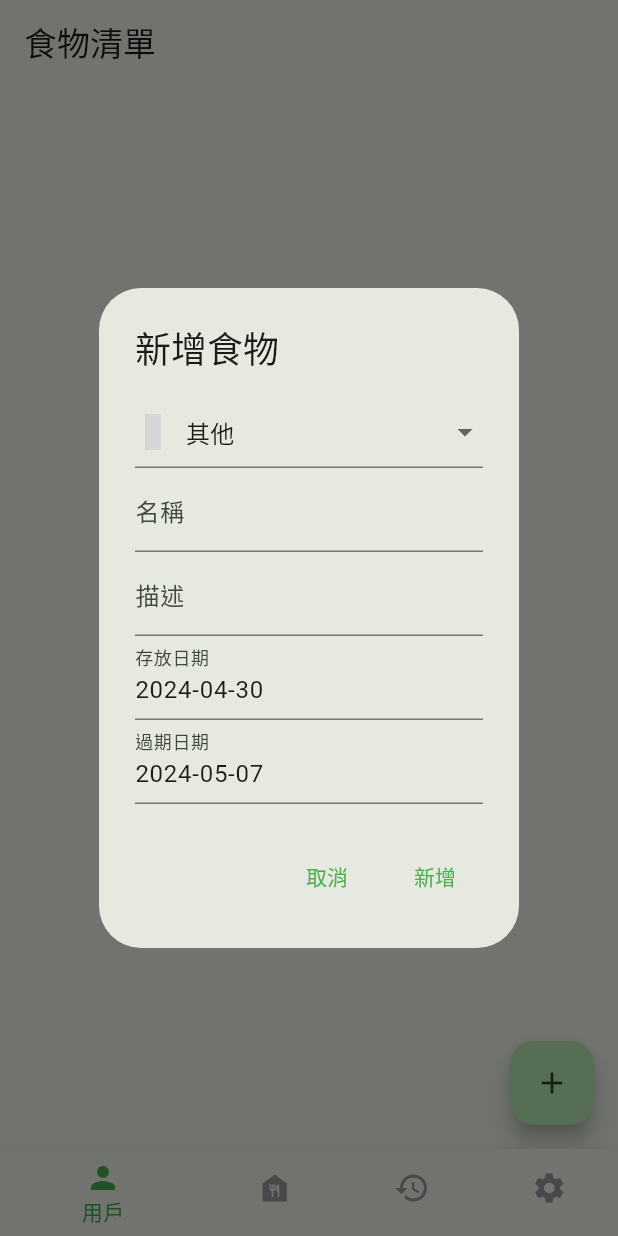
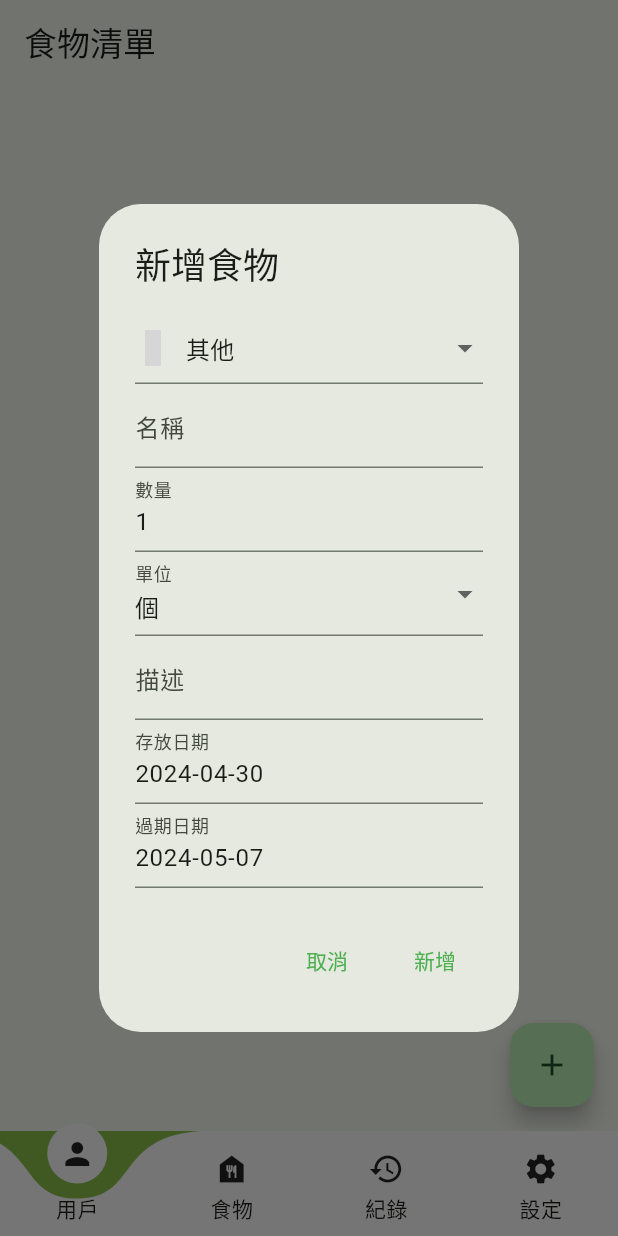
Before and after one commit to xeriom23823/Food-Savior, a Flutter app: the screen it shows after launch, after a tap on the "add" icon, on a phone screen of 412 x 824 dp. Run offline on Flutter 3.47's test engine with Material 3 defaults, Android fonts, the phone set to English and light mode, and no system bars; drawn by our look-alikes of curved_labeled_navigation_bar; our stand-ins replace equatable, flutter_bloc, flutter_slidable, material_design_icons_flutter, shared_preferences; grey boxes are pictures that could not be loaded.

Commit message:
feat: 新增動畫 NavigationBar 與優化食物清單
調整項目:
- 使用 curved_labeled_navigation_bar package
- 使用 flutter_slidable 取代 Gesture
- 新增 FoodItemStatus 的 expired 屬性以便後續功能實現
- FoodItem class 新增 Quantity 與 Unit，並實作相關 UI

```diff
--- a/lib/main.dart
+++ b/lib/main.dart
@@ -1,15 +1,22 @@
+import 'package:curved_labeled_navigation_bar/curved_navigation_bar.dart';
+import 'package:curved_labeled_navigation_bar/curved_navigation_bar_item.dart';
 import 'package:flutter/material.dart';
 import 'package:flutter/services.dart';
 import 'package:flutter_bloc/flutter_bloc.dart';
 import 'package:flutter_localizations/flutter_localizations.dart';
 import 'package:food_savior/bloc/food_item_list_bloc.dart';
 import 'package:food_savior/bloc/used_food_item_list_bloc.dart';
-import 'package:food_savior/models/food_item.dart';
 import 'package:food_savior/pages/food_item_list_page.dart';
 import 'package:food_savior/pages/used_food_item_list_page.dart';
 
 void main() {
   WidgetsFlutterBinding.ensureInitialized();
+  // if (kDebugMode) {
+  //   SharedPreferences.getInstance().then((prefs) {
+  //     prefs.clear();
+  //   });
+  // }
+
   runApp(const FoodSavior());
   SystemChrome.setPreferredOrientations([DeviceOrientation.portraitUp])
       .then((_) {
@@ -25,6 +32,7 @@ class FoodSavior extends StatefulWidget {
 }
 
 class _FoodSaviorState extends State<FoodSavior> {
+  final _pageController = PageController();
   int _pageIndex = 1;
 
   final List<Widget> _pages = const [
@@ -67,27 +75,32 @@ class _FoodSaviorState extends State<FoodSavior> {
           useMaterial3: true,
         ),
         home: Scaffold(
-          body: _pages[_pageIndex],
-          bottomNavigationBar: BottomNavigationBar(
-            unselectedItemColor: Colors.grey,
-            selectedItemColor: Colors.green,
-            currentIndex: _pageIndex,
+          body: PageView(
+            controller: _pageController,
+            onPageChanged: null,
+            physics: const NeverScrollableScrollPhysics(),
+            children: _pages,
+          ),
+          bottomNavigationBar: CurvedNavigationBar(
+            backgroundColor: Colors.lightGreen,
+            index: _pageIndex,
+            animationDuration: const Duration(milliseconds: 500),
             onTap: _onTabTapped,
             items: const [
-              BottomNavigationBarItem(
-                icon: Icon(Icons.person),
+              CurvedNavigationBarItem(
+                child: Icon(Icons.person),
                 label: '用戶',
               ),
-              BottomNavigationBarItem(
-                icon: Icon(Icons.food_bank),
+              CurvedNavigationBarItem(
+                child: Icon(Icons.food_bank),
                 label: '食物',
               ),
-              BottomNavigationBarItem(
-                icon: Icon(Icons.history),
+              CurvedNavigationBarItem(
+                child: Icon(Icons.history),
                 label: '紀錄',
               ),
-              BottomNavigationBarItem(
-                icon: Icon(Icons.settings),
+              CurvedNavigationBarItem(
+                child: Icon(Icons.settings),
                 label: '設定',
               ),
             ],
@@ -98,8 +111,10 @@ class _FoodSaviorState extends State<FoodSavior> {
   }
 
   void _onTabTapped(int index) {
-    setState(() {
-      _pageIndex = index;
-    });
+    _pageController.animateToPage(
+      index,
+      duration: const Duration(milliseconds: 500),
+      curve: Curves.easeInOut,
+    );
   }
 }
--- a/lib/models/food_item.dart
+++ b/lib/models/food_item.dart
@@ -73,7 +73,7 @@ extension FoodItemTypeExtension on FoodItemType {
   }
 }
 
-enum FoodItemStatus { fresh, nearExpired, consumed, wasted }
+enum FoodItemStatus { fresh, nearExpired, expired, consumed, wasted }
 
 extension FoodItemStatusExtension on FoodItemStatus {
   Color get color {
@@ -82,8 +82,33 @@ extension FoodItemStatusExtension on FoodItemStatus {
         return Colors.green;
       case FoodItemStatus.nearExpired:
         return Colors.orange;
+      case FoodItemStatus.expired:
+        return Colors.red;
+      case FoodItemStatus.consumed:
+        return Colors.blue;
+      case FoodItemStatus.wasted:
+        return Colors.grey;
       default:
         return Colors.red;
+    }
+  }
+}
+
+enum Unit { gram, kilogram, milliliter, liter, piece }
+
+extension UnitExtension on Unit {
+  String get name {
+    switch (this) {
+      case Unit.gram:
+        return '公克';
+      case Unit.kilogram:
+        return '公斤';
+      case Unit.milliliter:
+        return '毫升';
+      case Unit.liter:
+        return '公升';
+      case Unit.piece:
+        return '個';
     }
   }
 }
@@ -92,6 +117,8 @@ class FoodItem {
   final String name;
   final FoodItemType type;
   final FoodItemStatus status;
+  final double quantity;
+  final Unit unit;
   final String description;
   final DateTime storageDate;
   final DateTime expirationDate;
@@ -100,6 +127,8 @@ class FoodItem {
       {required this.name,
       required this.type,
       required this.status,
+      required this.quantity,
+      required this.unit,
       required this.description,
       required this.storageDate,
       required this.expirationDate});
@@ -108,17 +137,38 @@ class FoodItem {
     String? name,
     FoodItemType? type,
     FoodItemStatus? status,
+    double? quantity,
+    Unit? unit,
     String? description,
     DateTime? storageDate,
     DateTime? expirationDate,
   }) {
     return FoodItem(
-        name: name ?? this.name,
-        type: type ?? this.type,
-        status: status ?? this.status,
-        description: description ?? this.description,
-        storageDate: storageDate ?? this.storageDate,
-        expirationDate: expirationDate ?? this.expirationDate);
+      name: name ?? this.name,
+      type: type ?? this.type,
+      status: status ?? this.status,
+      quantity: quantity ?? this.quantity,
+      unit: unit ?? this.unit,
+      description: description ?? this.description,
+      storageDate: storageDate ?? this.storageDate,
+      expirationDate: expirationDate ?? this.expirationDate,
+    );
+  }
+
+  // 顯示食物的數量與單位
+  String get quantityWithUnit {
+    switch (unit) {
+      case Unit.gram:
+        return '${quantity.toStringAsFixed(0)} ${unit.name}';
+      case Unit.kilogram:
+        return '${quantity.toStringAsFixed(1)} ${unit.name}';
+      case Unit.milliliter:
+        return '${quantity.toStringAsFixed(0)} ${unit.name}';
+      case Unit.liter:
+        return '${quantity.toStringAsFixed(1)} ${unit.name}';
+      case Unit.piece:
+        return '${quantity.toInt()} ${unit.name}';
+    }
   }
 
   @override
@@ -141,11 +191,15 @@ class FoodItem {
   }
 
   UsedFoodItem toUsedFoodItem(
-      {required FoodItemStatus usedStatus, required DateTime usedDate}) {
+      {required FoodItemStatus usedStatus,
+      required DateTime usedDate,
+      required double usedQuantity}) {
     return UsedFoodItem(
         name: name,
         type: type,
         status: usedStatus,
+        quantity: usedQuantity,
+        unit: unit,
         description: description,
         storageDate: storageDate,
         expirationDate: expirationDate,
@@ -157,6 +211,8 @@ class FoodItem {
         'name': name,
         'type': type.toString(),
         'status': status.toString(),
+        'quantity': quantity,
+        'unit': unit.toString(),
         'description': description,
         'storageDate': storageDate.toIso8601String(),
         'expirationDate': expirationDate.toIso8601String(),
@@ -173,6 +229,10 @@ class FoodItem {
       status: FoodItemStatus.values.firstWhere(
         (e) => e.toString() == data['status'],
       ),
+      quantity: data['quantity'],
+      unit: Unit.values.firstWhere(
+        (e) => e.toString() == data['unit'],
+      ),
       description: data['description'],
       storageDate: DateTime.parse(data['storageDate']),
       expirationDate: DateTime.parse(data['expirationDate']),
@@ -187,6 +247,8 @@ class UsedFoodItem extends FoodItem {
       {required super.name,
       required super.type,
       required super.status,
+      required super.quantity,
+      required super.unit,
       required super.description,
       required super.storageDate,
       required super.expirationDate,
@@ -198,6 +260,8 @@ class UsedFoodItem extends FoodItem {
         'name': name,
         'type': type.toString(),
         'status': status.toString(),
+        'quantity': quantity,
+        'unit': unit.toString(),
         'description': description,
         'storageDate': storageDate.toIso8601String(),
         'expirationDate': expirationDate.toIso8601String(),
@@ -215,6 +279,10 @@ class UsedFoodItem extends FoodItem {
       status: FoodItemStatus.values.firstWhere(
         (e) => e.toString() == data['status'],
       ),
+      quantity: data['quantity'],
+      unit: Unit.values.firstWhere(
+        (e) => e.toString() == data['unit'],
+      ),
       description: data['description'],
       storageDate: DateTime.parse(data['storageDate']),
       expirationDate: DateTime.parse(data['expirationDate']),
--- a/pubspec.yaml
+++ b/pubspec.yaml
@@ -39,6 +39,8 @@ dependencies:
   material_design_icons_flutter: ^7.0.7296
   flutter_date_range_picker: ^0.0.14
   shared_preferences: ^2.2.3
+  curved_labeled_navigation_bar: ^2.0.2
+  flutter_slidable: ^3.1.0
 
 dev_dependencies:
   flutter_test:
```
Also changed, not shown: lib/bloc/food_item_list_bloc.dart (+8 -0 lines), lib/pages/food_item_list_page.dart (+197 -88 lines), 1 other file.
